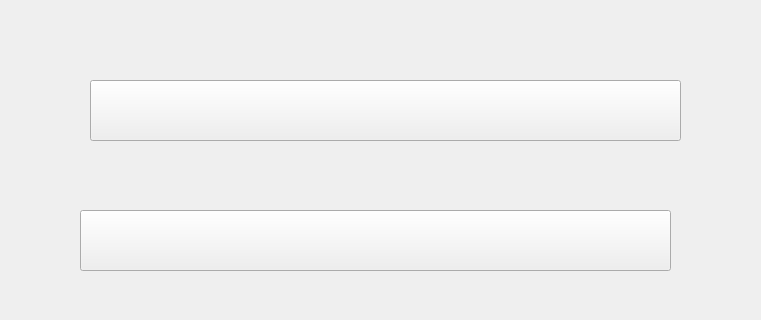
Above: testWidget/MainScene.ui from hg-hg/2019-DungeonNStones before the change; both pictures show x 160 to 921 and y 0 to 320 of the 1064 by 745 pixel window. Below: the same form after it.
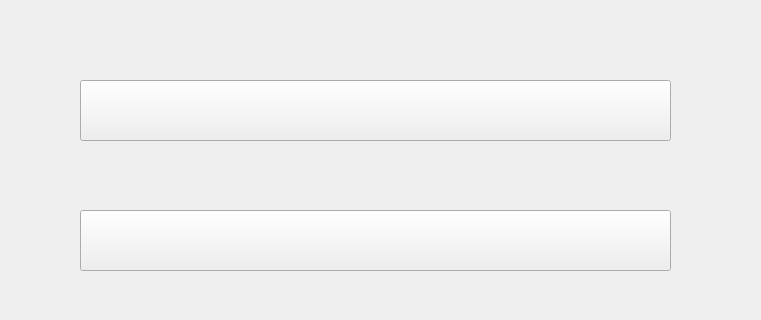
That is the form after the change. Custom widgets are drawn as their Qt base class.

```diff
--- a/testWidget/MainScene.ui
+++ b/testWidget/MainScene.ui
@@ -16,7 +16,7 @@
   <widget class="MainSceneButton" name="shopBoard">
    <property name="geometry">
     <rect>
-     <x>250</x>
+     <x>240</x>
      <y>80</y>
      <width>591</width>
      <height>61</height>
```
